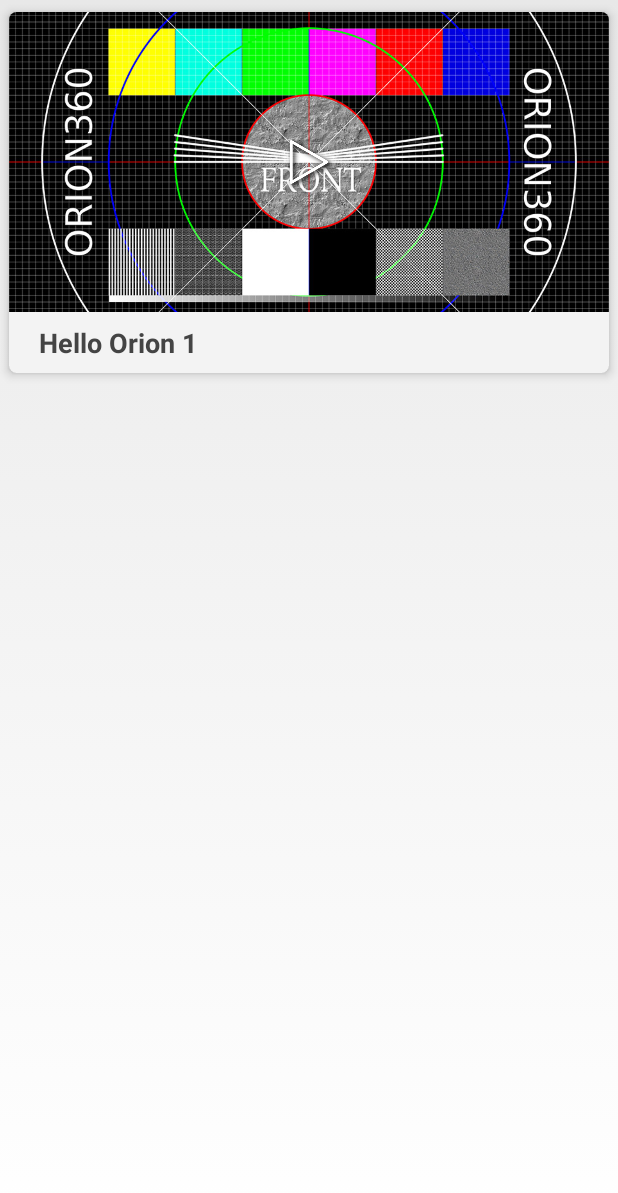
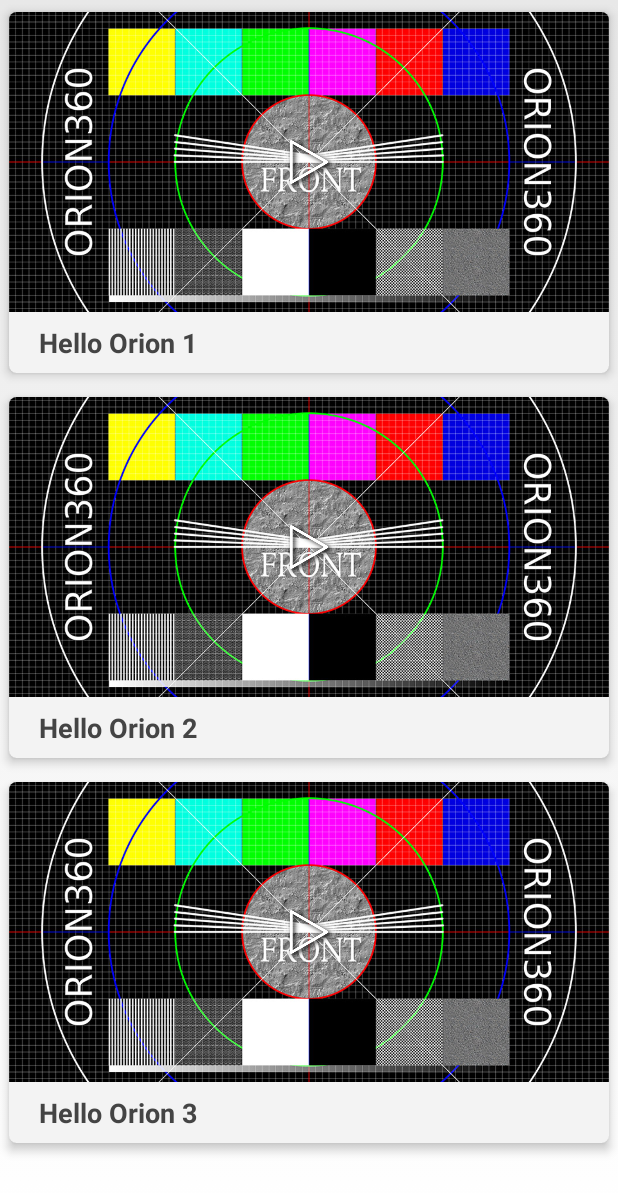
Before and after one commit to FinweLtd/orion360-sdk-pro-examples-android, an Android app: the RecyclerViewLayout screen opened directly, with no data from a screen before it, on a phone screen of 412 x 824 dp. Shown: the top 1193 px of the screen. Run offline under Robolectric (Android 15) with nearby library versions, the light colour scheme and no system bars; plain views replace OrionView; 8 statements that could not run were skipped.

Commit message:
Updated to use latest Orion version. Some minor API changes. Better support for multiple simultaneous OrionViews.

```diff
--- a/app/build.gradle
+++ b/app/build.gradle
@@ -31,7 +31,7 @@ dependencies {
     compile files('libs/google-play-zip-file_lib.jar')
 
     // Orion360 SDK (Pro) library.
-    compile 'fi.finwe.orion360:orion360-sdk-pro:3.1.00.014' // From Finwe maven repo at Bintray
+    compile 'fi.finwe.orion360:orion360-sdk-pro:3.1.01.000' // From Finwe maven repo at Bintray
 
     // Debug version of FinweUtil enables debug logs from Orion360.
     debugCompile 'fi.finwe.util:finwe-util:1.0.04-debug' // From Finwe maven repo at Bintray
--- a/app/src/main/AndroidManifest.xml
+++ b/app/src/main/AndroidManifest.xml
@@ -269,10 +269,10 @@
             android:multiprocess="true">
             <meta-data
                 android:name="mainVersion"
-                android:value="1002400" />
+                android:value="1100400" />
             <meta-data
                 android:name="patchVersion"
-                android:value="1002400" />
+                android:value="1100400" />
         </provider>
 
     </application>
--- a/app/src/main/java/fi/finwe/orion360/sdk/pro/examples/layout/RecyclerViewLayout.java
+++ b/app/src/main/java/fi/finwe/orion360/sdk/pro/examples/layout/RecyclerViewLayout.java
@@ -89,39 +89,40 @@ public class RecyclerViewLayout extends Activity {
      */
     protected OrionContext mOrionContext;
 
-    private List<PanoramaItem> mItems;
-    private RecyclerView mRecyclerView;
-    private MyRecyclerViewAdapter mAdapter;
+    /** A recycler view for listing a set of panorama items in the UI. */
+    RecyclerView mRecyclerView;
 
-    /** Recycler view model class. */
-    public class PanoramaItem {
+    /** The data adapter for the recycler view. */
+    MyRecyclerViewAdapter mAdapter;
+
+     /** A set of panorama items to be shown in the recycler view. */
+    List<PanoramaItem> mItems;
+
+    /** Recycler view data model class. */
+    private class PanoramaItem {
         private String mTitle;
         private String mContentUri;
 
-        public String getTitle() {
+        String getTitle() {
             return mTitle;
         }
-
-        public void setTitle(String title) {
+        void setTitle(String title) {
             this.mTitle = title;
         }
-
-        public String getContentUri() {
+        String getContentUri() {
             return mContentUri;
         }
-
-        public void setContentUri(String contentUri) {
+        void setContentUri(String contentUri) {
             this.mContentUri = contentUri;
         }
     }
 
-    /** Recycler view adapter class. */
-    class MyRecyclerViewAdapter extends
-            RecyclerView.Adapter<MyRecyclerViewAdapter.CustomViewHolder> {
+    /** Recycler view data adapter class. */
+    private class MyRecyclerViewAdapter extends RecyclerView.Adapter<CustomViewHolder> {
         private Context mContext;
         private List<PanoramaItem> mItems;
 
-        public MyRecyclerViewAdapter(Context context, List<PanoramaItem> itemList) {
+        MyRecyclerViewAdapter(Context context, List<PanoramaItem> itemList) {
             this.mContext = context;
             this.mItems = itemList;
         }
@@ -136,7 +137,7 @@ public class RecyclerViewLayout extends Activity {
         @Override
         public void onBindViewHolder(final CustomViewHolder customViewHolder, int i) {
             final PanoramaItem item = mItems.get(i);
-            customViewHolder.mTextView.setText(item.getTitle());
+            customViewHolder.mTitleText.setText(item.getTitle());
             customViewHolder.mThumbnail.setOnClickListener(new View.OnClickListener() {
                 @Override
                 public void onClick(View view) {
@@ -151,23 +152,24 @@ public class RecyclerViewLayout extends Activity {
         public int getItemCount() {
             return (null != mItems ? mItems.size() : 0);
         }
+    }
 
-        /** View holder class. */
+    /** Custom view holder class. */
     class CustomViewHolder extends RecyclerView.ViewHolder {
         ImageView mThumbnail;
         ImageView mPlayButton;
-            TextView mTextView;
+        TextView mTitleText;
         OrionView mOrionView;
         OrionScene mScene;
         OrionPanorama mPanorama;
         OrionTexture mPanoramaTexture;
         OrionCamera mCamera;
 
-            public CustomViewHolder(View view) {
+        CustomViewHolder(View view) {
             super(view);
             this.mThumbnail = (ImageView) view.findViewById(R.id.thumbnail);
             this.mPlayButton = (ImageView) view.findViewById(R.id.play_overlay);
-                this.mTextView = (TextView) view.findViewById(R.id.title);
+            this.mTitleText = (TextView) view.findViewById(R.id.title);
             this.mOrionView = (OrionView) view.findViewById(R.id.orion_view);
         }
 
@@ -178,7 +180,8 @@ public class RecyclerViewLayout extends Activity {
             mScene.bindController(mOrionContext.getSensorFusion());
 
             mPanorama = new OrionPanorama();
-                mPanoramaTexture = OrionTexture.createTextureFromURI(mContext, contentUri);
+            mPanoramaTexture = OrionTexture.createTextureFromURI(
+                    RecyclerViewLayout.this, contentUri);
             mPanorama.bindTextureFull(0, mPanoramaTexture);
             mScene.bindSceneItem(mPanorama);
 
@@ -191,7 +194,6 @@ public class RecyclerViewLayout extends Activity {
             mOrionView.bindDefaultCamera(mCamera);
             mOrionView.bindViewports(OrionViewport.VIEWPORT_CONFIG_FULL,
                     OrionViewport.CoordinateType.FIXED_LANDSCAPE);
-            }
         }
     }
 
@@ -213,14 +215,32 @@ public class RecyclerViewLayout extends Activity {
         mRecyclerView = (RecyclerView) findViewById(R.id.recycler_view);
         mRecyclerView.setLayoutManager(new LinearLayoutManager(this));
 
-        // Create a panorama item.
-        PanoramaItem item = new PanoramaItem();
-        item.setTitle("Hello Orion 1");
-        item.setContentUri(MainMenu.PRIVATE_ASSET_FILES_PATH + MainMenu.TEST_VIDEO_FILE_MQ);
+        // Create a couple of panorama items.
+        PanoramaItem item1 = new PanoramaItem();
+        item1.setTitle("Hello Orion 1");
+        item1.setContentUri(MainMenu.PRIVATE_ASSET_FILES_PATH + MainMenu.TEST_VIDEO_FILE_MQ);
+        PanoramaItem item2 = new PanoramaItem();
+        item2.setTitle("Hello Orion 2");
+        item2.setContentUri(MainMenu.PRIVATE_ASSET_FILES_PATH + MainMenu.TEST_VIDEO_FILE_MQ);
+        PanoramaItem item3 = new PanoramaItem();
+        item3.setTitle("Hello Orion 3");
+        item3.setContentUri(MainMenu.PRIVATE_ASSET_FILES_PATH + MainMenu.TEST_VIDEO_FILE_MQ);
+
+        // IMPORTANT:
+        // Some Android devices can play back more than one video file at the same time,
+        // while some others only play one at a time. Those devices that do play multiple
+        // files at the same time typically manage only 2-3 simultaneous videos, no more.
+        // Therefore, you should design your user interface so that in general only one
+        // video can be played back at a time. The recommendation is to use a thumbnail
+        // image as a placeholder and activate only one OrionView at a time.
+        // However, multiple panorama images can be played back simultaneously and there
+        // is no strict limitation for the maximum number - it depends on device resources.
 
         // Add panorama item to the item list.
         mItems = new ArrayList<>();
-        mItems.add(item);
+        mItems.add(item1);
+        mItems.add(item2);
+        mItems.add(item3);
 
         // Create an adapter for the list and set it to be the recycler view's adapter.
         mAdapter = new MyRecyclerViewAdapter(this, mItems);
--- a/app/src/main/java/fi/finwe/orion360/sdk/pro/examples/minimal/MinimalVideoAdaptiveStreamPlayer.java
+++ b/app/src/main/java/fi/finwe/orion360/sdk/pro/examples/minimal/MinimalVideoAdaptiveStreamPlayer.java
@@ -95,7 +95,8 @@ public class MinimalVideoAdaptiveStreamPlayer extends SimpleOrionActivity {
         // W/MediaPlayer: Couldn't open []: java.io.FileNotFoundException: No content provider: []
         // Here Android MediaPlayer is using an exception for control flow; you can disregard it.
 
-	}
+        // Set content listener.
+        setVideoContentListener(new OrionVideoTexture.ListenerBase() {
 
             @Override
             public void onVideoBufferingStart(OrionVideoTexture orionVideoTexture) {
@@ -116,5 +117,6 @@ public class MinimalVideoAdaptiveStreamPlayer extends SimpleOrionActivity {
                 }
 
             }
-
+        });
 	}
+}
--- a/app/src/main/java/fi/finwe/orion360/sdk/pro/examples/minimal/MinimalVideoStreamPlayer.java
+++ b/app/src/main/java/fi/finwe/orion360/sdk/pro/examples/minimal/MinimalVideoStreamPlayer.java
@@ -92,7 +92,8 @@ public class MinimalVideoStreamPlayer extends SimpleOrionActivity {
         // W/MediaPlayer: Couldn't open []: java.io.FileNotFoundException: No content provider: []
         // Here Android MediaPlayer is using an exception for control flow; you can disregard it.
 
-    }
+        // Set content listener.
+        setVideoContentListener(new OrionVideoTexture.ListenerBase() {
 
             @Override
             public void onVideoBufferingStart(OrionVideoTexture orionVideoTexture) {
@@ -114,4 +115,6 @@ public class MinimalVideoStreamPlayer extends SimpleOrionActivity {
 
             }
 
+        });
     }
+}
```
Also changed, not shown: app/src/main/java/fi/finwe/orion360/sdk/pro/examples/animation/CrossFade.java (+14 -66 lines), app/src/main/java/fi/finwe/orion360/sdk/pro/examples/minimal/MinimalVideoControls.java (+13 -9 lines), app/src/main/java/fi/finwe/orion360/sdk/pro/examples/streaming/BufferingIndicator.java (+16 -6 lines), app/src/main/java/fi/finwe/orion360/sdk/pro/examples/widget/VideoControls.java (+12 -6 lines). Lines whose indentation alone changed are shown as unchanged.
